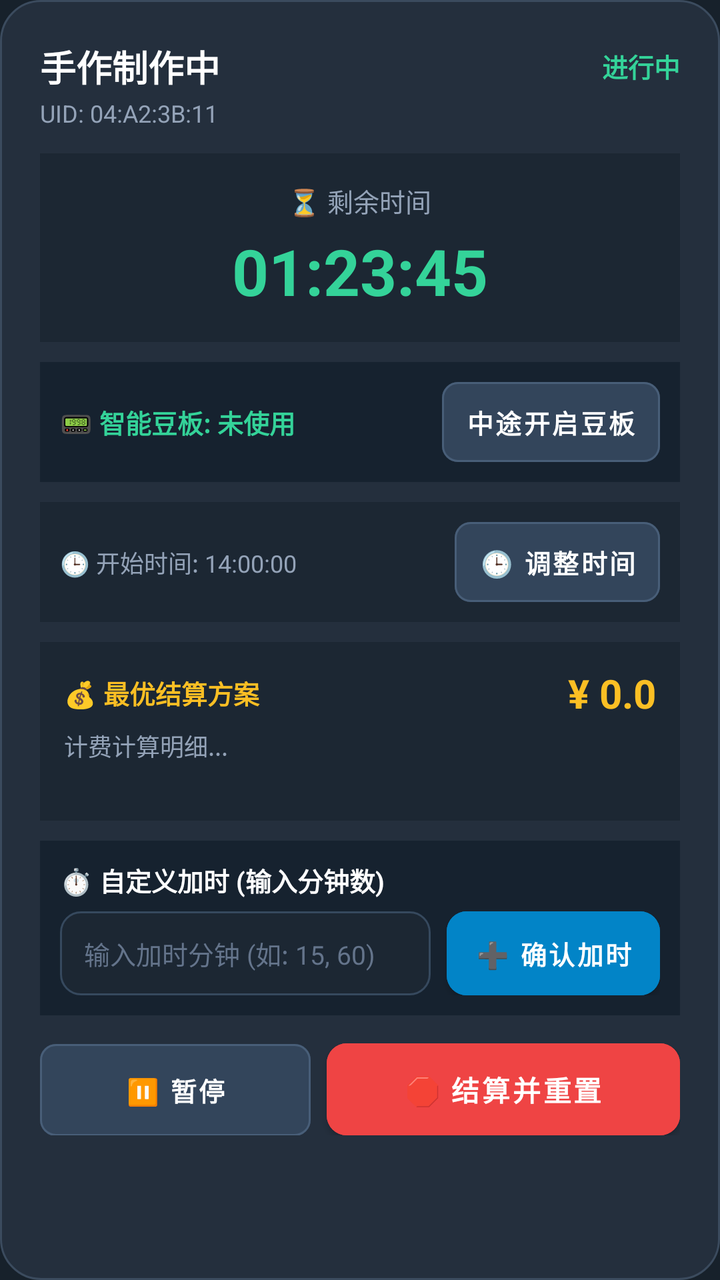
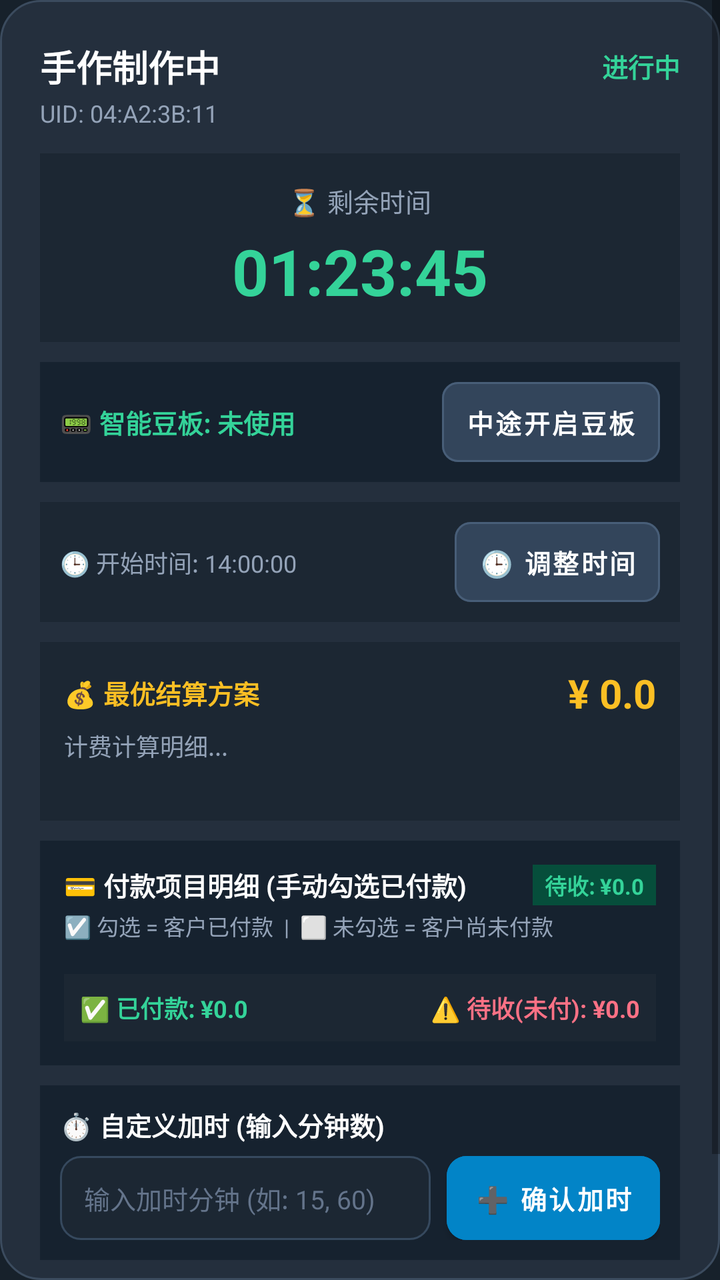

Screens rendered from an Android XML layout before and after an edit, with the pre-edit source and the edit as a unified diff.
<!-- AndroidManifest.xml: application theme Theme.NfcTimer -->
<!-- res/layout/dialog_active_card_control.xml -->
<?xml version="1.0" encoding="utf-8"?>
<ScrollView xmlns:android="http://schemas.android.com/apk/res/android"
    android:layout_width="match_parent"
    android:layout_height="wrap_content"
    android:background="@drawable/dialog_rounded_bg">

    <LinearLayout
        android:layout_width="match_parent"
        android:layout_height="wrap_content"
        android:orientation="vertical"
        android:padding="20dp">

        
        <LinearLayout
            android:layout_width="match_parent"
            android:layout_height="wrap_content"
            android:gravity="center_vertical"
            android:orientation="horizontal">

            <TextView
                android:id="@+id/tvActiveTitle"
                android:layout_width="0dp"
                android:layout_height="wrap_content"
                android:layout_weight="1"
                android:text="手作制作中"
                android:textColor="#FFFFFF"
                android:textSize="18sp"
                android:textStyle="bold" />

            <TextView
                android:id="@+id/tvActiveStatusBadge"
                android:layout_width="wrap_content"
                android:layout_height="wrap_content"
                android:text="进行中"
                android:textColor="#34D399"
                android:textSize="13sp"
                android:textStyle="bold" />
        </LinearLayout>

        <TextView
            android:id="@+id/tvActiveUid"
            android:layout_width="wrap_content"
            android:layout_height="wrap_content"
            android:layout_marginTop="2dp"
            android:text="UID: 04:A2:3B:11"
            android:textColor="#94A3B8"
            android:textSize="12sp" />

        
        <LinearLayout
            android:layout_width="match_parent"
            android:layout_height="wrap_content"
            android:layout_marginTop="12dp"
            android:background="#1C2733"
            android:gravity="center"
            android:orientation="vertical"
            android:padding="14dp">

            <TextView
                android:id="@+id/tvActiveTimeLabel"
                android:layout_width="wrap_content"
                android:layout_height="wrap_content"
                android:text="⏳ 剩余时间"
                android:textColor="#94A3B8"
                android:textSize="13sp" />

            <TextView
                android:id="@+id/tvActiveRemainingBig"
                android:layout_width="wrap_content"
                android:layout_height="wrap_content"
                android:layout_marginTop="4dp"
                android:text="01:23:45"
                android:textColor="#34D399"
                android:textSize="32sp"
                android:textStyle="bold" />

            <TextView
                android:id="@+id/tvActiveOverdueAlert"
                android:layout_width="wrap_content"
                android:layout_height="wrap_content"
                android:layout_marginTop="4dp"
                android:background="#881337"
                android:paddingHorizontal="10dp"
                android:paddingVertical="3dp"
                android:text="🚨 已超时: 00:12:00"
                android:textColor="#FB7185"
                android:textSize="13sp"
                android:textStyle="bold"
                android:visibility="gone" />
        </LinearLayout>

        
        <LinearLayout
            android:layout_width="match_parent"
            android:layout_height="wrap_content"
            android:layout_marginTop="10dp"
            android:background="#16222F"
            android:orientation="vertical"
            android:padding="10dp">

            <LinearLayout
                android:layout_width="match_parent"
                android:layout_height="wrap_content"
                android:gravity="center_vertical"
                android:orientation="horizontal">

                <TextView
                    android:id="@+id/tvActiveDoubanStatus"
                    android:layout_width="0dp"
                    android:layout_height="wrap_content"
                    android:layout_weight="1"
                    android:text="📟 智能豆板: 未使用"
                    android:textColor="#34D399"
                    android:textSize="13sp"
                    android:textStyle="bold" />

                <Button
                    android:id="@+id/btnToggleActiveDouban"
                    style="@style/Widget.App.Button.TonalButton"
                    android:layout_width="wrap_content"
                    android:layout_height="40dp"
                    android:text="中途开启豆板"
                    android:textColor="#FFFFFF" />
            </LinearLayout>

            <TextView
                android:id="@+id/tvActiveDoubanTime"
                android:layout_width="wrap_content"
                android:layout_height="wrap_content"
                android:layout_marginTop="4dp"
                android:text="豆板已用时长: 00:00:00"
                android:textColor="#94A3B8"
                android:textSize="12sp"
                android:visibility="gone" />
        </LinearLayout>

        
        <LinearLayout
            android:layout_width="match_parent"
            android:layout_height="wrap_content"
            android:layout_marginTop="10dp"
            android:background="#1C2733"
            android:gravity="center_vertical"
            android:orientation="horizontal"
            android:padding="10dp">

            <TextView
                android:id="@+id/tvActiveStartTimeDisplay"
                android:layout_width="0dp"
                android:layout_height="wrap_content"
                android:layout_weight="1"
                android:text="🕒 开始时间: 14:00:00"
                android:textColor="#94A3B8"
                android:textSize="12sp" />

            <Button
                android:id="@+id/btnAdjustStartTime"
                style="@style/Widget.App.Button.TonalButton"
                android:layout_width="wrap_content"
                android:layout_height="40dp"
                android:text="🕒 调整时间"
                android:textColor="#FFFFFF" />
        </LinearLayout>

        
        <LinearLayout
            android:layout_width="match_parent"
            android:layout_height="wrap_content"
            android:layout_marginTop="10dp"
            android:background="#1C2733"
            android:orientation="vertical"
            android:padding="12dp">

            <LinearLayout
                android:layout_width="match_parent"
                android:layout_height="wrap_content"
                android:gravity="center_vertical"
                android:orientation="horizontal">

                <TextView
                    android:id="@+id/tvActiveBestPlanTitle"
                    android:layout_width="0dp"
                    android:layout_height="wrap_content"
                    android:layout_weight="1"
                    android:text="💰 最优结算方案"
                    android:textColor="#FBBF24"
                    android:textSize="13sp"
                    android:textStyle="bold" />

                <TextView
                    android:id="@+id/tvActivePriceBig"
                    android:layout_width="wrap_content"
                    android:layout_height="wrap_content"
                    android:text="¥ 0.0"
                    android:textColor="#FBBF24"
                    android:textSize="20sp"
                    android:textStyle="bold" />
            </LinearLayout>

            <TextView
                android:id="@+id/tvActiveFormula"
                android:layout_width="match_parent"
                android:layout_height="wrap_content"
                android:layout_marginTop="4dp"
                android:text="计费计算明细..."
                android:textColor="#94A3B8"
                android:textSize="12sp" />

            <TextView
                android:id="@+id/tvActiveBreakdown"
                android:layout_width="match_parent"
                android:layout_height="wrap_content"
                android:layout_marginTop="2dp"
                android:textColor="#64748B"
                android:textSize="11sp" />
        </LinearLayout>

        
        <LinearLayout
            android:id="@+id/llAddDurationSection"
            android:layout_width="match_parent"
            android:layout_height="wrap_content"
            android:layout_marginTop="10dp"
            android:background="#16222F"
            android:orientation="vertical"
            android:padding="10dp">

            <TextView
                android:layout_width="wrap_content"
                android:layout_height="wrap_content"
                android:text="⏱️ 自定义加时 (输入分钟数)"
                android:textColor="#FFFFFF"
                android:textSize="13sp"
                android:textStyle="bold" />

            <LinearLayout
                android:layout_width="match_parent"
                android:layout_height="wrap_content"
                android:layout_marginTop="6dp"
                android:gravity="center_vertical"
                android:orientation="horizontal">

                <EditText
                    android:id="@+id/etCustomAddMinutes"
                    android:layout_width="0dp"
                    android:layout_height="42dp"
                    android:layout_weight="1"
                    android:background="@drawable/edit_text_bg"
                    android:hint="输入加时分钟 (如: 15, 60)"
                    android:inputType="number"
                    android:paddingHorizontal="12dp"
                    android:textColor="#FFFFFF"
                    android:textColorHint="#64748B"
                    android:textSize="13sp" />

                <Button
                    android:id="@+id/btnConfirmAddMinutes"
                    style="@style/Widget.App.Button"
                    android:layout_width="wrap_content"
                    android:layout_height="42dp"
                    android:layout_marginStart="8dp"
                    android:backgroundTint="#0284C7"
                    android:text="➕ 确认加时"
                    android:textColor="#FFFFFF"
                    android:textSize="13sp"
                    android:textStyle="bold" />
            </LinearLayout>
        </LinearLayout>

        
        <LinearLayout
            android:layout_width="match_parent"
            android:layout_height="wrap_content"
            android:layout_marginTop="14dp"
            android:orientation="horizontal">

            <Button
                android:id="@+id/btnActivePause"
                style="@style/Widget.App.Button.TonalButton"
                android:layout_width="0dp"
                android:layout_height="46dp"
                android:layout_weight="1"
                android:text="⏸️ 暂停"
                android:textColor="#FFFFFF" />

            <Button
                android:id="@+id/btnActiveStop"
                style="@style/Widget.App.Button"
                android:layout_width="0dp"
                android:layout_height="46dp"
                android:layout_marginStart="8dp"
                android:layout_weight="1.3"
                android:backgroundTint="#EF4444"
                android:text="🛑 结算并重置"
                android:textColor="#FFFFFF" />
        </LinearLayout>

    </LinearLayout>
</ScrollView>
<!-- resources referenced by this layout -->
<resources>
  <!-- drawable dialog_rounded_bg (drawable) -->
  <?xml version="1.0" encoding="utf-8"?>
  <shape xmlns:android="http://schemas.android.com/apk/res/android"
      android:shape="rectangle">
      <solid android:color="#242F3D" />
      <corners android:radius="20dp" />
      <stroke
          android:width="1dp"
          android:color="#3B4B5E" />
  </shape>
  <!-- drawable edit_text_bg (drawable) -->
  <?xml version="1.0" encoding="utf-8"?>
  <selector xmlns:android="http://schemas.android.com/apk/res/android">
      <item android:state_focused="true">
          <shape android:shape="rectangle">
              <solid android:color="#212F3D" />
              <corners android:radius="10dp" />
              <stroke android:width="1.5dp" android:color="#2AABEE" />
          </shape>
      </item>
      <item>
          <shape android:shape="rectangle">
              <solid android:color="#1C2733" />
              <corners android:radius="10dp" />
              <stroke android:width="1dp" android:color="#36495E" />
          </shape>
      </item>
  </selector>
  <style name="Widget.App.Button" parent="Widget.MaterialComponents.Button">
          <item name="android:textSize">14sp</item>
          <item name="android:textStyle">bold</item>
          <item name="android:textAllCaps">false</item>
          <item name="android:textColor">#FFFFFF</item>
          <item name="android:insetTop">0dp</item>
          <item name="android:insetBottom">0dp</item>
          <item name="android:minHeight">44dp</item>
          <item name="android:paddingHorizontal">14dp</item>
          <item name="android:paddingVertical">6dp</item>
          <item name="backgroundTint">#2AABEE</item>
          <item name="cornerRadius">10dp</item>
      </style>
  <style name="Widget.App.Button.TonalButton" parent="Widget.MaterialComponents.Button.UnelevatedButton">
          <item name="android:textSize">13sp</item>
          <item name="android:textStyle">bold</item>
          <item name="android:textAllCaps">false</item>
          <item name="android:textColor">#FFFFFF</item>
          <item name="android:insetTop">0dp</item>
          <item name="android:insetBottom">0dp</item>
          <item name="android:minHeight">38dp</item>
          <item name="android:paddingHorizontal">12dp</item>
          <item name="android:paddingVertical">4dp</item>
          <item name="backgroundTint">#33455B</item>
          <item name="cornerRadius">8dp</item>
          <item name="strokeColor">#485E78</item>
          <item name="strokeWidth">1dp</item>
      </style>
  <style name="Theme.NfcTimer" parent="Theme.MaterialComponents.DayNight.NoActionBar">
          <item name="colorPrimary">#2AABEE</item>
          <item name="colorPrimaryVariant">#229ED9</item>
          <item name="colorOnPrimary">#FFFFFF</item>
          <item name="colorSecondary">#2AABEE</item>
          <item name="android:windowBackground">@color/tg_background</item>
          <item name="android:statusBarColor">#17212B</item>
          <item name="android:navigationBarColor">#17212B</item>
          
          <item name="colorSurface">@color/tg_surface</item>
          <item name="colorOnSurface">@color/tg_text_primary</item>
  
          <item name="materialButtonStyle">@style/Widget.App.Button</item>
          <item name="borderlessButtonStyle">@style/Widget.App.Button.TextButton</item>
      </style>
  <color name="tg_background">#17212B</color>
  <color name="tg_surface">#242F3D</color>
  <color name="tg_text_primary">#FFFFFF</color>
  <style name="Widget.App.Button.TextButton" parent="Widget.MaterialComponents.Button.TextButton">
          <item name="android:textSize">14sp</item>
          <item name="android:textStyle">bold</item>
          <item name="android:textAllCaps">false</item>
          <item name="android:textColor">#90CAF9</item>
          <item name="android:insetTop">0dp</item>
          <item name="android:insetBottom">0dp</item>
          <item name="android:minHeight">40dp</item>
          <item name="android:paddingHorizontal">12dp</item>
          <item name="android:paddingVertical">6dp</item>
      </style>
</resources>

<!-- the commit's change to res/layout/dialog_active_card_control.xml (unified diff, before → after) -->
@@ -213,6 +213,89 @@
                 android:layout_marginTop="2dp"
                 android:textColor="#64748B"
                 android:textSize="11sp" />
+        </LinearLayout>
+
+        
+        <LinearLayout
+            android:layout_width="match_parent"
+            android:layout_height="wrap_content"
+            android:layout_marginTop="10dp"
+            android:background="#16222F"
+            android:orientation="vertical"
+            android:padding="12dp">
+
+            <LinearLayout
+                android:layout_width="match_parent"
+                android:layout_height="wrap_content"
+                android:gravity="center_vertical"
+                android:orientation="horizontal">
+
+                <TextView
+                    android:layout_width="0dp"
+                    android:layout_height="wrap_content"
+                    android:layout_weight="1"
+                    android:text="💳 付款项目明细 (手动勾选已付款)"
+                    android:textColor="#FFFFFF"
+                    android:textSize="13sp"
+                    android:textStyle="bold" />
+
+                <TextView
+                    android:id="@+id/tvPaymentSummaryBadge"
+                    android:layout_width="wrap_content"
+                    android:layout_height="wrap_content"
+                    android:background="#064E3B"
+                    android:paddingHorizontal="6dp"
+                    android:paddingVertical="2dp"
+                    android:text="待收: ¥0.0"
+                    android:textColor="#34D399"
+                    android:textSize="11sp"
+                    android:textStyle="bold" />
+            </LinearLayout>
+
+            <TextView
+                android:layout_width="wrap_content"
+                android:layout_height="wrap_content"
+                android:layout_marginTop="2dp"
+                android:text="☑️ 勾选 = 客户已付款  |  ⬜ 未勾选 = 客户尚未付款"
+                android:textColor="#94A3B8"
+                android:textSize="11sp" />
+
+            
+            <LinearLayout
+                android:id="@+id/llPaymentCheckboxesContainer"
+                android:layout_width="match_parent"
+                android:layout_height="wrap_content"
+                android:layout_marginTop="8dp"
+                android:orientation="vertical" />
+
+            
+            <LinearLayout
+                android:layout_width="match_parent"
+                android:layout_height="wrap_content"
+                android:layout_marginTop="8dp"
+                android:background="#1C2733"
+                android:padding="8dp"
+                android:orientation="horizontal">
+
+                <TextView
+                    android:id="@+id/tvPaidAmountText"
+                    android:layout_width="0dp"
+                    android:layout_height="wrap_content"
+                    android:layout_weight="1"
+                    android:text="✅ 已付款: ¥0.0"
+                    android:textColor="#34D399"
+                    android:textSize="12sp"
+                    android:textStyle="bold" />
+
+                <TextView
+                    android:id="@+id/tvUnpaidAmountText"
+                    android:layout_width="wrap_content"
+                    android:layout_height="wrap_content"
+                    android:text="⚠️ 待收(未付): ¥0.0"
+                    android:textColor="#FB7185"
+                    android:textSize="12sp"
+                    android:textStyle="bold" />
+            </LinearLayout>
         </LinearLayout>
 
         
